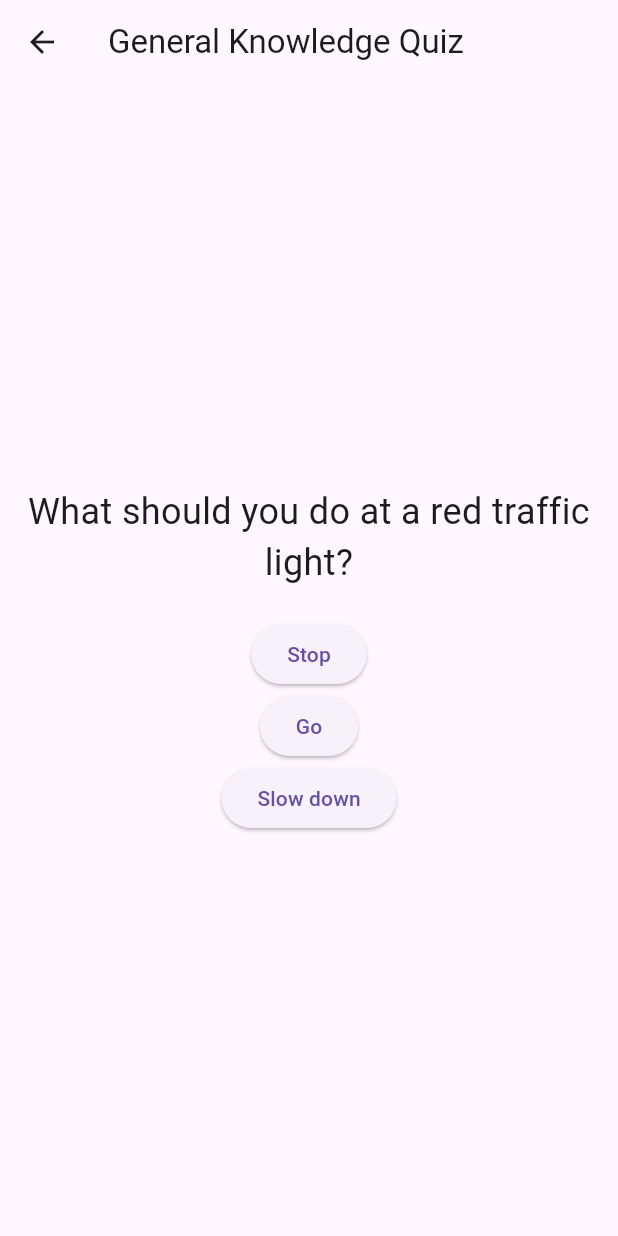
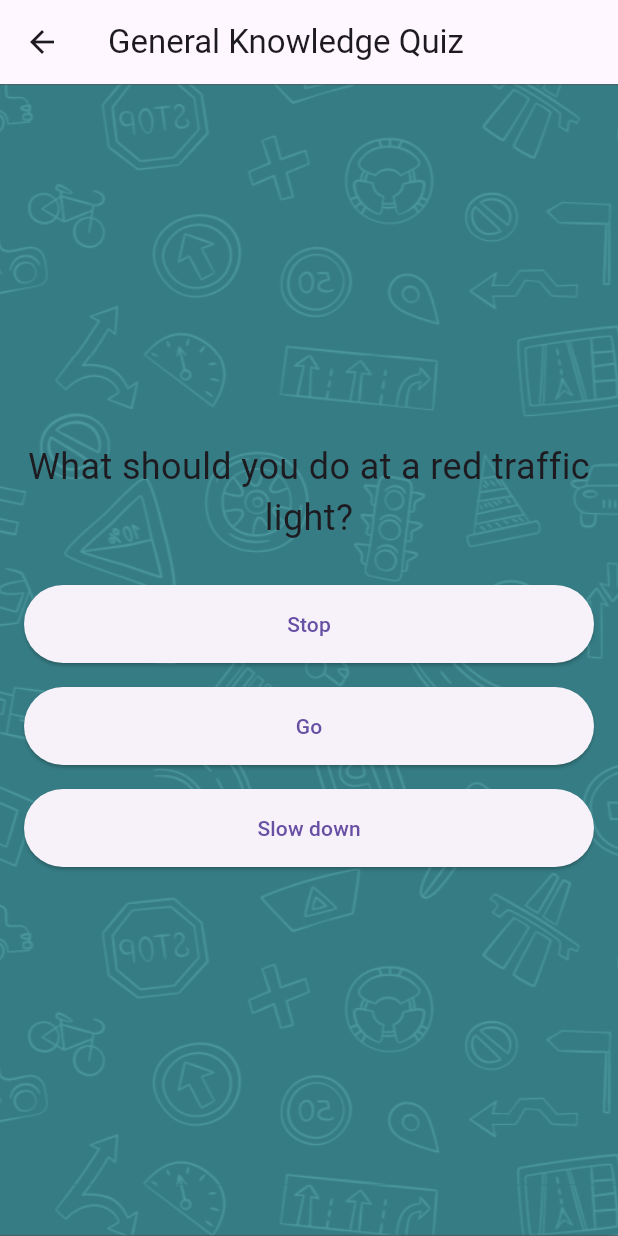
Before and after one commit to AzureAerial/in_my_lane, a Flutter app: the QuizScreen screen opened directly, on a phone screen of 412 x 824 dp. Run offline on Flutter 3.47's test engine with Material 3 defaults, Android fonts, the phone set to English and light mode, and no system bars; our stand-ins replace shared_preferences; accounts and stored records are empty.

Commit message:
update web version

```diff
--- a/lib/screens/driving_rules_screen.dart
+++ b/lib/screens/driving_rules_screen.dart
@@ -1,4 +1,5 @@
 import 'package:flutter/material.dart';
+import '../widgets/background_scaffold.dart';
 
 class DrivingRulesScreen extends StatelessWidget {
   final List<Map<String, String>> _rules = [
@@ -66,7 +67,8 @@ class DrivingRulesScreen extends StatelessWidget {
 
   @override
   Widget build(BuildContext context) {
-    return Scaffold(
+    return BackgroundScaffold(
+      title: 'Driving Rules & Guidelines',
       appBar: AppBar(
         title: Text('Driving Rules & Guidelines'),
       ),
--- a/lib/screens/flashcards_screen.dart
+++ b/lib/screens/flashcards_screen.dart
@@ -1,4 +1,5 @@
 import 'package:flutter/material.dart';
+import 'package:in_my_lane/widgets/background_scaffold.dart';
 
 class FlashcardsScreen extends StatefulWidget {
   @override
@@ -42,7 +43,8 @@ class _FlashcardsScreenState extends State<FlashcardsScreen> {
 
   @override
   Widget build(BuildContext context) {
-    return Scaffold(
+    return BackgroundScaffold(
+      title: 'Flashcards',
       appBar: AppBar(
         title: Text('Flashcards'),
       ),
@@ -62,7 +64,7 @@ class _FlashcardsScreenState extends State<FlashcardsScreen> {
               if (_showAnswer)
                 Text(
                   _flashcards[_currentIndex]['answer']!,
-                  style: TextStyle(fontSize: 20, color: Colors.blue),
+                  style: TextStyle(fontSize: 20, color: const Color.fromARGB(255, 255, 255, 255)),
                   textAlign: TextAlign.center,
                 ),
               SizedBox(height: 20),
--- a/lib/screens/login_screen.dart
+++ b/lib/screens/login_screen.dart
@@ -1,5 +1,6 @@
 import 'package:flutter/material.dart';
 import 'home_screen.dart';
+import '../widgets/background_scaffold.dart';
 
 class LoginScreen extends StatefulWidget {
   @override
@@ -27,7 +28,8 @@ class _LoginScreenState extends State<LoginScreen> {
 
   @override
   Widget build(BuildContext context) {
-    return Scaffold(
+    return BackgroundScaffold(
+      title: 'Login',
       appBar: AppBar(
         title: Text('In My Lane'),
       ),
@@ -37,7 +39,7 @@ class _LoginScreenState extends State<LoginScreen> {
           mainAxisAlignment: MainAxisAlignment.center,
           children: <Widget>[
             Image.asset(
-              'assets/image.png',  // Ensure this matches your file path
+              'assets/logolady.png',  // Ensure this matches your file path
               width: 200,
               height: 200,
             ),
--- a/lib/screens/quiz_screen.dart
+++ b/lib/screens/quiz_screen.dart
@@ -1,5 +1,6 @@
 import 'package:flutter/material.dart';
 import 'package:shared_preferences/shared_preferences.dart';
+import 'package:in_my_lane/widgets/background_scaffold.dart';
 
 class QuizScreen extends StatefulWidget {
   final String quizTitle;
@@ -25,16 +26,14 @@ class _QuizScreenState extends State<QuizScreen> {
   void _loadScoreHistory() async {
     SharedPreferences prefs = await SharedPreferences.getInstance();
     setState(() {
-      _scoreHistory = prefs.getStringList('quizScores') ?? [];
+      _scoreHistory = prefs.getStringList('${widget.quizTitle}_scoreHistory') ?? [];
     });
   }
 
-  // This is the method that saves the quiz score to SharedPreferences
   void _saveScore(int score) async {
     SharedPreferences prefs = await SharedPreferences.getInstance();
-    String quizResult = '${widget.quizTitle}: $score/${widget.questions.length}';
-    _scoreHistory.add(quizResult);
-    await prefs.setStringList('quizScores', _scoreHistory);
+    _scoreHistory.add('Score: $score/${widget.questions.length}');
+    await prefs.setStringList('${widget.quizTitle}_scoreHistory', _scoreHistory);
   }
 
   void _answerQuestion(int score) {
@@ -43,22 +42,34 @@ class _QuizScreenState extends State<QuizScreen> {
       _currentQuestionIndex++;
     });
 
-    // When all questions are answered, save the score
     if (_currentQuestionIndex >= widget.questions.length) {
       _saveScore(_score);
     }
   }
 
+  void _restartQuiz() {
+    setState(() {
+      _currentQuestionIndex = 0;
+      _score = 0;
+    });
+  }
+
   @override
   Widget build(BuildContext context) {
-    return Scaffold(
+    return BackgroundScaffold(
+      title: 'quiz screen',
       appBar: AppBar(
         title: Text(widget.quizTitle),
       ),
-      body: _currentQuestionIndex < widget.questions.length
-          ? Column(
+      body: Center(
+        child: Container(
+          padding: EdgeInsets.all(16.0),
+          child: Column(
             mainAxisAlignment: MainAxisAlignment.center,
+            crossAxisAlignment: CrossAxisAlignment.stretch,  // Ensures all buttons and text fill the width
             children: [
+              if (_currentQuestionIndex < widget.questions.length)
+                ...[
                   Text(
                     widget.questions[_currentQuestionIndex]['question'] as String,
                     style: TextStyle(fontSize: 24),
@@ -66,28 +77,36 @@ class _QuizScreenState extends State<QuizScreen> {
                   ),
                   SizedBox(height: 20),
                   ...(widget.questions[_currentQuestionIndex]['answers'] as List<Map<String, Object>>).map((answer) {
-                  return ElevatedButton(
+                    return Padding(
+                      padding: const EdgeInsets.symmetric(vertical: 8.0),
+                      child: ElevatedButton(
                         onPressed: () => _answerQuestion(answer['score'] as int),
                         child: Text(answer['text'] as String),
+                        style: ElevatedButton.styleFrom(
+                          padding: EdgeInsets.symmetric(vertical: 16.0),  // Add padding for button
+                        ),
+                      ),
                     );
                   }).toList(),
-              ],
-            )
-          : Center(
-              child: Column(
+                ]
+              else
+                Column(
                   mainAxisAlignment: MainAxisAlignment.center,
                   children: [
                     Text(
                       'You scored $_score/${widget.questions.length}',
                       style: TextStyle(fontSize: 24),
+                      textAlign: TextAlign.center,
                     ),
+                    SizedBox(height: 20),
                     ElevatedButton(
-                    onPressed: () {
-                      Navigator.pop(context);
-                    },
-                    child: Text('Go Back'),
+                      onPressed: _restartQuiz,
+                      child: Text('Restart Quiz'),
                     ),
                   ],
+                ),
+            ],
+          ),
         ),
       ),
     );
--- a/lib/screens/registration_screen.dart
+++ b/lib/screens/registration_screen.dart
@@ -1,6 +1,7 @@
 import 'package:flutter/material.dart';
 import '../user_models.dart';
 import 'home_screen.dart';
+import 'package:in_my_lane/widgets/background_scaffold.dart';
 
 class RegistrationScreen extends StatefulWidget {
   @override
@@ -32,7 +33,8 @@ class _RegistrationScreenState extends State<RegistrationScreen> {
 
   @override
   Widget build(BuildContext context) {
-    return Scaffold(
+    return BackgroundScaffold(
+      title: 'Registration Screen',
       appBar: AppBar(title: Text('Register')),
       body: Padding(
         padding: EdgeInsets.all(16.0),
--- a/lib/screens/student_dashboard.dart
+++ b/lib/screens/student_dashboard.dart
@@ -1,6 +1,7 @@
 import 'package:flutter/material.dart';
 import '../user_models.dart';
 import '../user_preferences.dart';
+import 'package:in_my_lane/widgets/background_scaffold.dart';
 
 class StudentDashboard extends StatelessWidget {
   final Student student;
@@ -9,7 +10,8 @@ class StudentDashboard extends StatelessWidget {
 
   @override
   Widget build(BuildContext context) {
-    return Scaffold(
+    return BackgroundScaffold(
+      title: 'Student Dashboard',
       appBar: AppBar(
         title: Text('My Progress - ${student.name}'),
       ),
--- a/lib/screens/view_progress_screen.dart
+++ b/lib/screens/view_progress_screen.dart
@@ -1,5 +1,6 @@
 import 'package:flutter/material.dart';
 import 'package:shared_preferences/shared_preferences.dart';
+import 'package:in_my_lane/widgets/background_scaffold.dart';
 
 class ViewProgressScreen extends StatefulWidget {
   @override
@@ -28,7 +29,8 @@ class _ViewProgressScreenState extends State<ViewProgressScreen> {
 
   @override
   Widget build(BuildContext context) {
-    return Scaffold(
+    return BackgroundScaffold(
+      title: 'View Progress',
       appBar: AppBar(
         title: Text('My Progress'),
       ),
--- /dev/null
+++ b/lib/widgets/background_scaffold.dart
@@ -0,0 +1,29 @@
+import 'package:flutter/material.dart';
+
+class BackgroundScaffold extends StatelessWidget {
+  final Widget body;
+  final String title;
+  final AppBar appBar;
+
+  const BackgroundScaffold({
+    required this.body,
+    required this.title,
+    required this.appBar,
+  });
+
+  @override
+  Widget build(BuildContext context) {
+    return Scaffold(
+      appBar: appBar,
+      body: Container(
+        decoration: BoxDecoration(
+          image: DecorationImage(
+            image: AssetImage('assets/background.png'),
+            fit: BoxFit.cover,
+          ),
+        ),
+        child: body,
+      ),
+    );
+  }
+}
--- a/pubspec.yaml
+++ b/pubspec.yaml
@@ -11,6 +11,7 @@ environment:
 dependencies:
   flutter:
     sdk: flutter
+  url_launcher: ^6.0.20
   shared_preferences: ^2.0.7
   cupertino_icons: ^1.0.8
 
@@ -21,4 +22,5 @@ dev_dependencies:
 
 flutter:
   assets:
-     - assets/image.png
+     - assets/logolady.png
+     - assets/background.png
```
Also changed, not shown: lib/screens/home_screen.dart (+8 -6 lines), lib/screens/log_drive_screen.dart (+7 -5 lines), lib/screens/study_materials_screen.dart (+19 -1 lines), assets/assets/image.png (deleted), assets/background.png (added), pubspec.lock, 7 other files. Lines whose indentation alone changed are shown as unchanged.
